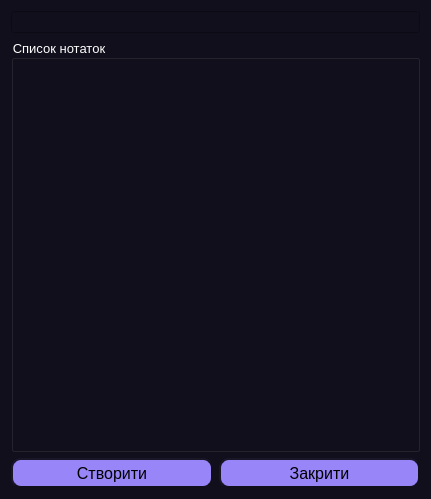
Old version of the form QTtask Project/create_folder_widnow.ui in the repository DonchykVitaliy/QT-task-manager.
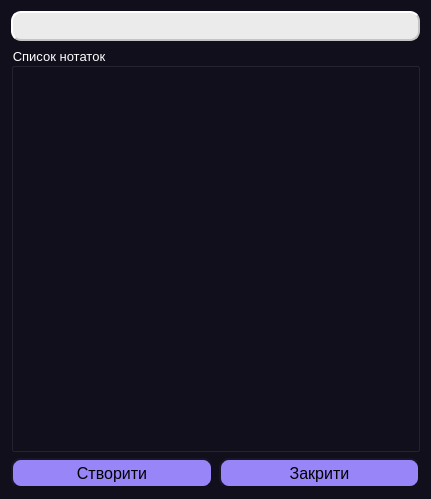
New version of the form.

Diff of the .ui file:
```diff
--- a/QTtask Project/create_folder_widnow.ui
+++ b/QTtask Project/create_folder_widnow.ui
@@ -98,6 +98,30 @@
    </item>
    <item row="0" column="0" colspan="2">
     <widget class="QLineEdit" name="nameFile">
+     <property name="minimumSize">
+      <size>
+       <width>0</width>
+       <height>30</height>
+      </size>
+     </property>
+     <property name="font">
+      <font>
+       <pointsize>10</pointsize>
+      </font>
+     </property>
+     <property name="styleSheet">
+      <string notr="true">QLineEdit
+{
+	border-style: outset;
+    border-width: 2px;
+    border-radius: 10px;
+	
+	
+	background-color: rgb(235, 235, 235);
+	border-color: rgb(196, 196, 196);
+	color: rgb(119, 120, 115);
+}</string>
+     </property>
      <property name="text">
       <string/>
      </property>
```
Left out of the diff: 2 changed lines with no effect on the pictures.
